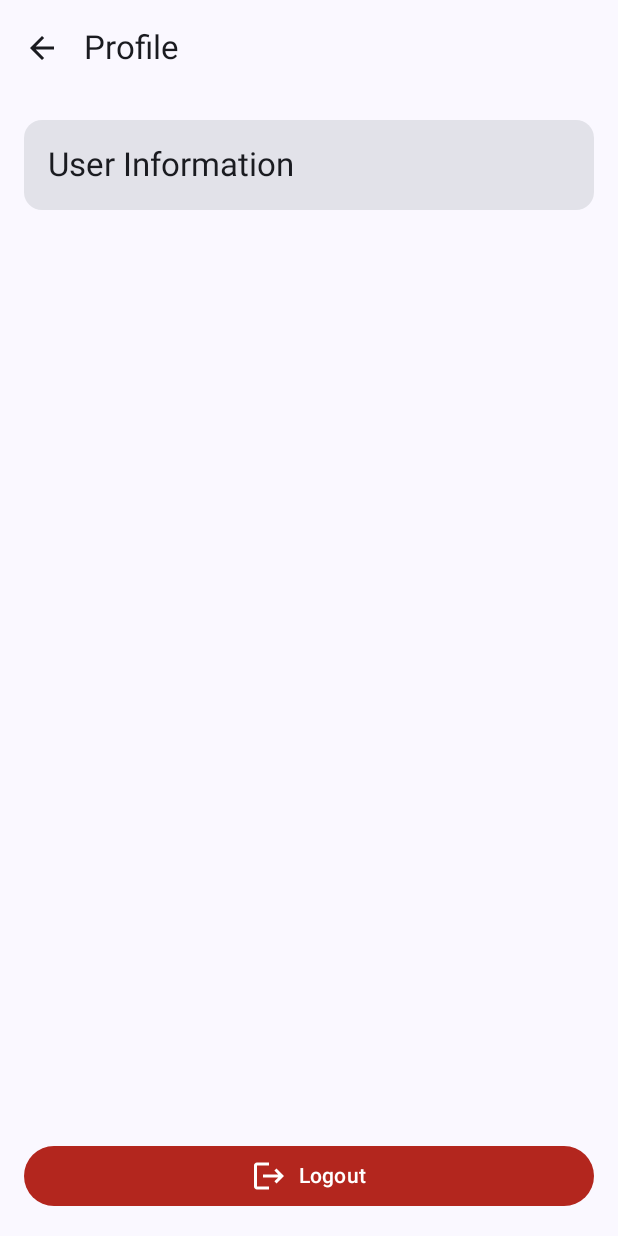
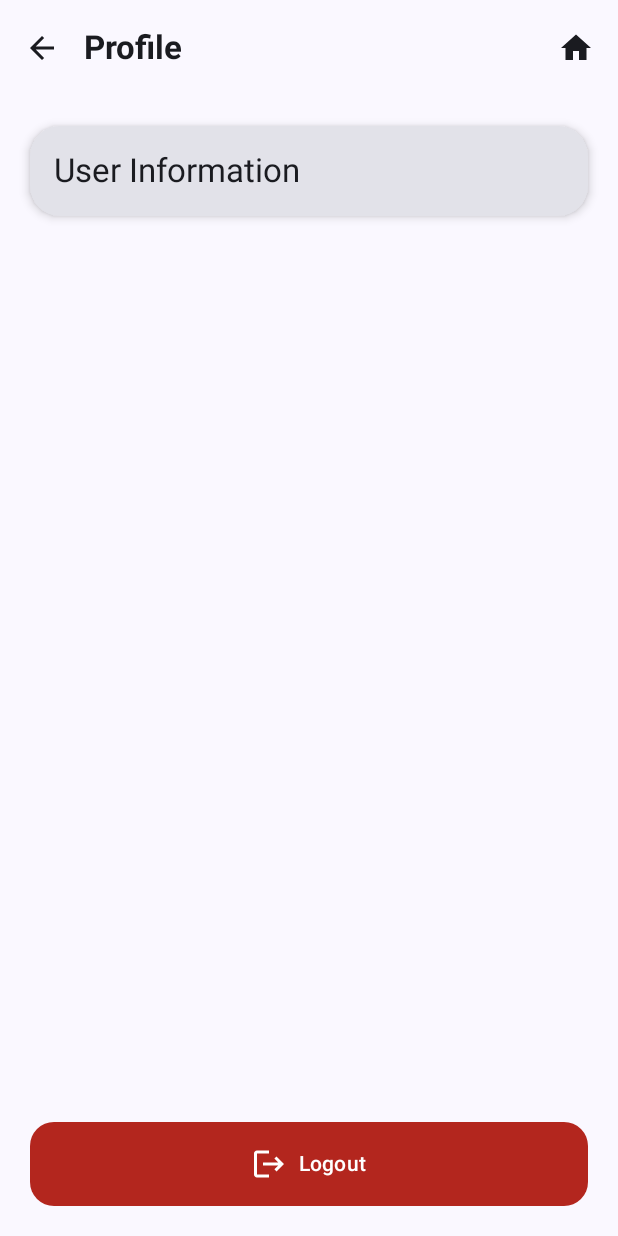
Before and after one commit to arsh121/byajPay, an Android app built with Jetpack Compose: the HomeScreen screen opened through its navigation route, after a tap on "Profile", on a phone screen of 412 x 824 dp. Run offline under Robolectric (Android 15) with nearby library versions, the phone set to English and light mode, and no system bars; our stand-ins replace Dagger/Hilt's generated code.

Commit message:
UI Fixes: Add navigation buttons, login persistence, and modern UI improvements
- Added AppTopBar component with home and back buttons
- Implemented login state persistence using DataStore
- Updated MainActivity to check login state on startup
- Improved UI styling across all screens:
  - Rounded corners and elevation for cards
  - Better spacing and padding
  - Modern card designs with shadows
  - Improved typography and colors
  - Fluid layout with consistent styling
- Updated all screens to use new AppTopBar component
- Enhanced visual hierarchy and user experience

```diff
--- a/app/src/main/java/com/byajpay/app/MainActivity.kt
+++ b/app/src/main/java/com/byajpay/app/MainActivity.kt
@@ -8,11 +8,16 @@ import androidx.compose.material3.MaterialTheme
 import androidx.compose.material3.Surface
 import androidx.compose.runtime.*
 import androidx.compose.ui.Modifier
+import androidx.hilt.navigation.compose.hiltViewModel
+import androidx.lifecycle.ViewModel
 import androidx.navigation.compose.rememberNavController
+import com.byajpay.app.data.preferences.PreferencesManager
 import com.byajpay.app.ui.navigation.NavGraph
 import com.byajpay.app.ui.navigation.Screen
 import com.byajpay.app.ui.theme.ByajPayTheme
+import dagger.hilt.android.lifecycle.HiltViewModel
 import dagger.hilt.android.AndroidEntryPoint
+import javax.inject.Inject
 
 @AndroidEntryPoint
 class MainActivity : ComponentActivity() {
@@ -24,12 +29,29 @@ class MainActivity : ComponentActivity() {
                     modifier = Modifier.fillMaxSize(),
                     color = MaterialTheme.colorScheme.background
                 ) {
-                    val navController = rememberNavController()
-                    // For MVP, always start with login
-                    // TODO: Check if user exists in database to determine start destination
-                    NavGraph(navController = navController, startDestination = Screen.Login.route)
+                    MainContent()
                 }
             }
         }
     }
 }
+
+@Composable
+fun MainContent() {
+    val navController = rememberNavController()
+    val viewModel: MainViewModel = hiltViewModel()
+    val isLoggedIn by viewModel.preferencesManager.isLoggedIn.collectAsState(initial = false)
+
+    val startDestination = if (isLoggedIn) {
+        Screen.Home.route
+    } else {
+        Screen.Login.route
+    }
+
+    NavGraph(navController = navController, startDestination = startDestination)
+}
+
+@HiltViewModel
+class MainViewModel @Inject constructor(
+    val preferencesManager: PreferencesManager
+) : ViewModel()
--- a/app/src/main/java/com/byajpay/app/di/AppModule.kt
+++ b/app/src/main/java/com/byajpay/app/di/AppModule.kt
@@ -4,6 +4,7 @@ import android.content.Context
 import androidx.room.Room
 import com.byajpay.app.data.dao.*
 import com.byajpay.app.data.database.AppDatabase
+import com.byajpay.app.data.preferences.PreferencesManager
 import com.byajpay.app.data.repository.*
 import dagger.Module
 import dagger.Provides
@@ -61,4 +62,9 @@ object AppModule {
         interestRuleDao: InterestRuleDao,
         transactionDao: TransactionDao
     ): InterestRepository = InterestRepository(interestRuleDao, transactionDao)
+
+    @Provides
+    @Singleton
+    fun providePreferencesManager(@ApplicationContext context: Context): PreferencesManager =
+        PreferencesManager(context)
 }
--- /dev/null
+++ b/app/src/main/java/com/byajpay/app/ui/components/AppTopBar.kt
@@ -0,0 +1,82 @@
+package com.byajpay.app.ui.components
+
+import androidx.compose.material.icons.Icons
+import androidx.compose.material.icons.filled.ArrowBack
+import androidx.compose.material.icons.filled.Home
+import androidx.compose.material3.*
+import androidx.compose.runtime.Composable
+import androidx.compose.ui.Modifier
+import androidx.navigation.NavController
+import androidx.navigation.compose.currentBackStackEntryAsState
+
+import androidx.compose.material.icons.filled.Person
+
+@OptIn(ExperimentalMaterial3Api::class)
+@Composable
+fun AppTopBar(
+    title: String,
+    navController: NavController,
+    showBackButton: Boolean = true,
+    showHomeButton: Boolean = true,
+    showProfileButton: Boolean = false,
+    modifier: Modifier = Modifier
+) {
+    val backStackEntry = navController.currentBackStackEntryAsState()
+    val canGoBack = navController.previousBackStackEntry != null
+
+    TopAppBar(
+        title = {
+            Text(
+                text = title,
+                style = MaterialTheme.typography.titleLarge,
+                fontWeight = androidx.compose.ui.text.font.FontWeight.Bold
+            )
+        },
+        navigationIcon = {
+            if (showBackButton && canGoBack) {
+                IconButton(onClick = { navController.popBackStack() }) {
+                    Icon(
+                        Icons.Default.ArrowBack,
+                        contentDescription = "Back",
+                        tint = MaterialTheme.colorScheme.onSurface
+                    )
+                }
+            }
+        },
+        actions = {
+            if (showProfileButton) {
+                IconButton(
+                    onClick = {
+                        navController.navigate("profile")
+                    }
+                ) {
+                    Icon(
+                        Icons.Default.Person,
+                        contentDescription = "Profile",
+                        tint = MaterialTheme.colorScheme.onSurface
+                    )
+                }
+            }
+            if (showHomeButton) {
+                IconButton(
+                    onClick = {
+                        navController.navigate("home") {
+                            popUpTo("home") { inclusive = false }
+                        }
+                    }
+                ) {
+                    Icon(
+                        Icons.Default.Home,
+                        contentDescription = "Home",
+                        tint = MaterialTheme.colorScheme.onSurface
+                    )
+                }
+            }
+        },
+        colors = TopAppBarDefaults.topAppBarColors(
+            containerColor = MaterialTheme.colorScheme.surface,
+            titleContentColor = MaterialTheme.colorScheme.onSurface
+        ),
+        modifier = modifier
+    )
+}
--- a/app/src/main/java/com/byajpay/app/ui/screen/HomeScreen.kt
+++ b/app/src/main/java/com/byajpay/app/ui/screen/HomeScreen.kt
@@ -1,16 +1,19 @@
 package com.byajpay.app.ui.screen
 
 import androidx.compose.foundation.layout.*
+import androidx.compose.foundation.shape.RoundedCornerShape
 import androidx.compose.material.icons.Icons
 import androidx.compose.material.icons.filled.*
 import androidx.compose.material3.*
 import androidx.compose.runtime.*
 import androidx.compose.ui.Alignment
 import androidx.compose.ui.Modifier
+import androidx.compose.ui.draw.clip
 import androidx.compose.ui.text.font.FontWeight
 import androidx.compose.ui.unit.dp
 import androidx.hilt.navigation.compose.hiltViewModel
 import androidx.navigation.NavController
+import com.byajpay.app.ui.components.AppTopBar
 import com.byajpay.app.ui.viewmodel.HomeViewModel
 import java.text.NumberFormat
 import java.util.*
@@ -30,13 +33,12 @@ fun HomeScreen(
 
     Scaffold(
         topBar = {
-            TopAppBar(
-                title = { Text("ByajPay") },
-                actions = {
-                    IconButton(onClick = { navController.navigate("profile") }) {
-                        Icon(Icons.Default.Person, contentDescription = "Profile")
-                    }
-                }
+            AppTopBar(
+                title = "ByajPay",
+                navController = navController,
+                showBackButton = false,
+                showHomeButton = false,
+                showProfileButton = true
             )
         },
         floatingActionButton = {
@@ -52,72 +54,105 @@ fun HomeScreen(
             modifier = Modifier
                 .fillMaxSize()
                 .padding(padding)
-                .padding(16.dp)
         ) {
-            // Total Outstanding Card
+            // Total Outstanding Card with gradient-like effect
             Card(
-                modifier = Modifier.fillMaxWidth(),
+                modifier = Modifier
+                    .fillMaxWidth()
+                    .padding(horizontal = 20.dp, vertical = 16.dp),
+                shape = RoundedCornerShape(24.dp),
+                elevation = CardDefaults.cardElevation(defaultElevation = 8.dp),
                 colors = CardDefaults.cardColors(
                     containerColor = MaterialTheme.colorScheme.primaryContainer
                 )
             ) {
                 Column(
-                    modifier = Modifier.padding(24.dp),
+                    modifier = Modifier
+                        .fillMaxWidth()
+                        .padding(32.dp),
                     horizontalAlignment = Alignment.CenterHorizontally
                 ) {
                     Text(
                         text = "Total Outstanding",
-                        style = MaterialTheme.typography.titleMedium
+                        style = MaterialTheme.typography.titleLarge,
+                        color = MaterialTheme.colorScheme.onPrimaryContainer
                     )
-                    Spacer(modifier = Modifier.height(8.dp))
+                    Spacer(modifier = Modifier.height(12.dp))
                     Text(
                         text = "₹${NumberFormat.getNumberInstance(Locale.US).format(totalOutstanding)}",
-                        style = MaterialTheme.typography.headlineLarge,
-                        fontWeight = FontWeight.Bold
+                        style = MaterialTheme.typography.displayMedium,
+                        fontWeight = FontWeight.Bold,
+                        color = MaterialTheme.colorScheme.onPrimaryContainer
                     )
                 }
             }
 
-            Spacer(modifier = Modifier.height(24.dp))
+            Spacer(modifier = Modifier.height(8.dp))
 
-            // Quick Actions
+            // Quick Actions with better styling
             Row(
-                modifier = Modifier.fillMaxWidth(),
+                modifier = Modifier
+                    .fillMaxWidth()
+                    .padding(horizontal = 20.dp),
                 horizontalArrangement = Arrangement.spacedBy(16.dp)
             ) {
                 Card(
-                    modifier = Modifier.weight(1f),
+                    modifier = Modifier
+                        .weight(1f)
+                        .height(140.dp),
+                    shape = RoundedCornerShape(20.dp),
+                    elevation = CardDefaults.cardElevation(defaultElevation = 4.dp),
                     onClick = { navController.navigate("customer_list") }
                 ) {
                     Column(
-                        modifier = Modifier.padding(16.dp),
-                        horizontalAlignment = Alignment.CenterHorizontally
+                        modifier = Modifier
+                            .fillMaxSize()
+                            .padding(20.dp),
+                        horizontalAlignment = Alignment.CenterHorizontally,
+                        verticalArrangement = Arrangement.Center
                     ) {
                         Icon(
                             Icons.Default.People,
                             contentDescription = null,
-                            modifier = Modifier.size(48.dp)
+                            modifier = Modifier.size(56.dp),
+                            tint = MaterialTheme.colorScheme.primary
                         )
-                        Spacer(modifier = Modifier.height(8.dp))
-                        Text("Customers")
+                        Spacer(modifier = Modifier.height(12.dp))
+                        Text(
+                            "Customers",
+                            style = MaterialTheme.typography.titleMedium,
+                            fontWeight = FontWeight.SemiBold
+                        )
                     }
                 }
 
                 Card(
-                    modifier = Modifier.weight(1f),
+                    modifier = Modifier
+                        .weight(1f)
+                        .height(140.dp),
+                    shape = RoundedCornerShape(20.dp),
+                    elevation = CardDefaults.cardElevation(defaultElevation = 4.dp),
                     onClick = { navController.navigate("customer_list") }
                 ) {
                     Column(
-                        modifier = Modifier.padding(16.dp),
-                        horizontalAlignment = Alignment.CenterHorizontally
+                        modifier = Modifier
+                            .fillMaxSize()
+                            .padding(20.dp),
+                        horizontalAlignment = Alignment.CenterHorizontally,
+                        verticalArrangement = Arrangement.Center
                     ) {
                         Icon(
                             Icons.Default.Add,
                             contentDescription = null,
-                            modifier = Modifier.size(48.dp)
+                            modifier = Modifier.size(56.dp),
+                            tint = MaterialTheme.colorScheme.secondary
                         )
-                        Spacer(modifier = Modifier.height(8.dp))
-                        Text("Add Entry")
+                        Spacer(modifier = Modifier.height(12.dp))
+                        Text(
+                            "Add Entry",
+                            style = MaterialTheme.typography.titleMedium,
+                            fontWeight = FontWeight.SemiBold
+                        )
                     }
                 }
             }
@@ -128,19 +163,37 @@ fun HomeScreen(
             Text(
                 text = "Recent Transactions",
                 style = MaterialTheme.typography.titleLarge,
-                modifier = Modifier.padding(bottom = 16.dp)
+                fontWeight = FontWeight.Bold,
+                modifier = Modifier.padding(horizontal = 20.dp, vertical = 8.dp)
             )
 
             if (recentTransactions.isEmpty()) {
-                Text(
-                    text = "No transactions yet",
-                    style = MaterialTheme.typography.bodyMedium,
-                    color = MaterialTheme.colorScheme.onSurfaceVariant
-                )
+                Card(
+                    modifier = Modifier
+                        .fillMaxWidth()
+                        .padding(horizontal = 20.dp),
+                    shape = RoundedCornerShape(16.dp),
+                    colors = CardDefaults.cardColors(
+                        containerColor = MaterialTheme.colorScheme.surfaceVariant
+                    )
+                ) {
+                    Text(
+                        text = "No transactions yet",
+                        style = MaterialTheme.typography.bodyLarge,
+                        color = MaterialTheme.colorScheme.onSurfaceVariant,
+                        modifier = Modifier.padding(24.dp)
+                    )
+                }
             } else {
-                recentTransactions.forEach { transaction ->
-                    TransactionItem(transaction = transaction)
-                    Spacer(modifier = Modifier.height(8.dp))
+                Column(
+                    modifier = Modifier
+                        .fillMaxWidth()
+                        .padding(horizontal = 20.dp),
+                    verticalArrangement = Arrangement.spacedBy(12.dp)
+                ) {
+                    recentTransactions.forEach { transaction ->
+                        TransactionItem(transaction = transaction)
+                    }
                 }
             }
         }
@@ -149,29 +202,36 @@ fun HomeScreen(
 
 @Composable
 fun TransactionItem(transaction: com.byajpay.app.data.model.Transaction) {
-    Card(modifier = Modifier.fillMaxWidth()) {
+    Card(
+        modifier = Modifier.fillMaxWidth(),
+        shape = RoundedCornerShape(16.dp),
+        elevation = CardDefaults.cardElevation(defaultElevation = 2.dp)
+    ) {
         Row(
             modifier = Modifier
                 .fillMaxWidth()
-                .padding(16.dp),
-            horizontalArrangement = Arrangement.SpaceBetween
+                .padding(20.dp),
+            horizontalArrangement = Arrangement.SpaceBetween,
+            verticalAlignment = Alignment.CenterVertically
         ) {
-            Column {
+            Column(modifier = Modifier.weight(1f)) {
                 Text(
                     text = if (transaction.isInterestEntry) "Interest Added" else transaction.type.name,
-                    style = MaterialTheme.typography.titleMedium
+                    style = MaterialTheme.typography.titleMedium,
+                    fontWeight = FontWeight.SemiBold
                 )
                 if (transaction.notes != null) {
+                    Spacer(modifier = Modifier.height(4.dp))
                     Text(
                         text = transaction.notes,
-                        style = MaterialTheme.typography.bodySmall,
+                        style = MaterialTheme.typography.bodyMedium,
                         color = MaterialTheme.colorScheme.onSurfaceVariant
                     )
                 }
             }
             Text(
                 text = "₹${NumberFormat.getNumberInstance(Locale.US).format(transaction.amount)}",
-                style = MaterialTheme.typography.titleMedium,
+                style = MaterialTheme.typography.titleLarge,
                 fontWeight = FontWeight.Bold,
                 color = if (transaction.type == com.byajpay.app.data.model.TransactionType.CREDIT) {
                     MaterialTheme.colorScheme.error
--- a/app/src/main/java/com/byajpay/app/ui/screen/ProfileScreen.kt
+++ b/app/src/main/java/com/byajpay/app/ui/screen/ProfileScreen.kt
@@ -9,25 +9,23 @@ import androidx.compose.runtime.*
 import androidx.compose.ui.Alignment
 import androidx.compose.ui.Modifier
 import androidx.compose.ui.unit.dp
+import androidx.compose.foundation.shape.RoundedCornerShape
 import androidx.hilt.navigation.compose.hiltViewModel
 import androidx.navigation.NavController
-import com.byajpay.app.data.repository.UserRepository
-import javax.inject.Inject
+import com.byajpay.app.ui.components.AppTopBar
+import com.byajpay.app.ui.viewmodel.ProfileViewModel
 
 @OptIn(ExperimentalMaterial3Api::class)
 @Composable
 fun ProfileScreen(
-    navController: NavController
+    navController: NavController,
+    viewModel: ProfileViewModel = hiltViewModel()
 ) {
     Scaffold(
         topBar = {
-            TopAppBar(
-                title = { Text("Profile") },
-                navigationIcon = {
-                    IconButton(onClick = { navController.popBackStack() }) {
-                        Icon(Icons.Default.ArrowBack, contentDescription = "Back")
-                    }
-                }
+            AppTopBar(
+                title = "Profile",
+                navController = navController
             )
         }
     ) { padding ->
@@ -35,12 +33,14 @@ fun ProfileScreen(
             modifier = Modifier
                 .fillMaxSize()
                 .padding(padding)
-                .padding(16.dp),
-            verticalArrangement = Arrangement.spacedBy(16.dp)
+                .padding(20.dp),
+            verticalArrangement = Arrangement.spacedBy(20.dp)
         ) {
             // TODO: Load user data from repository
             Card(
-                modifier = Modifier.fillMaxWidth()
+                modifier = Modifier.fillMaxWidth(),
+                shape = RoundedCornerShape(20.dp),
+                elevation = CardDefaults.cardElevation(defaultElevation = 4.dp)
             ) {
                 Column(
                     modifier = Modifier.padding(16.dp),
@@ -58,12 +58,15 @@ fun ProfileScreen(
 
             Button(
                 onClick = {
-                    // TODO: Implement logout
+                    viewModel.logout()
                     navController.navigate("login") {
                         popUpTo("home") { inclusive = true }
                     }
                 },
-                modifier = Modifier.fillMaxWidth(),
+                modifier = Modifier
+                    .fillMaxWidth()
+                    .height(56.dp),
+                shape = RoundedCornerShape(16.dp),
                 colors = ButtonDefaults.buttonColors(
                     containerColor = MaterialTheme.colorScheme.error
                 )
--- a/app/src/main/java/com/byajpay/app/ui/viewmodel/AuthViewModel.kt
+++ b/app/src/main/java/com/byajpay/app/ui/viewmodel/AuthViewModel.kt
@@ -3,6 +3,7 @@ package com.byajpay.app.ui.viewmodel
 import androidx.lifecycle.ViewModel
 import androidx.lifecycle.viewModelScope
 import com.byajpay.app.data.model.User
+import com.byajpay.app.data.preferences.PreferencesManager
 import com.byajpay.app.data.repository.UserRepository
 import dagger.hilt.android.lifecycle.HiltViewModel
 import kotlinx.coroutines.flow.MutableStateFlow
@@ -13,7 +14,8 @@ import javax.inject.Inject
 
 @HiltViewModel
 class AuthViewModel @Inject constructor(
-    private val userRepository: UserRepository
+    private val userRepository: UserRepository,
+    private val preferencesManager: PreferencesManager
 ) : ViewModel() {
 
     private val _uiState = MutableStateFlow<AuthUiState>(AuthUiState.Initial)
@@ -48,6 +50,7 @@ class AuthViewModel @Inject constructor(
                             businessName = businessName
                         )
                         userRepository.insertUser(newUser)
+                        preferencesManager.setLoggedIn(phoneNumber)
                         _uiState.value = AuthUiState.Success(newUser)
                     } else {
                         // Update user if name/business name provided
@@ -57,8 +60,10 @@ class AuthViewModel @Inject constructor(
                                 businessName = businessName ?: user.businessName
                             )
                             userRepository.updateUser(updatedUser)
+                            preferencesManager.setLoggedIn(phoneNumber)
                             _uiState.value = AuthUiState.Success(updatedUser)
                         } else {
+                            preferencesManager.setLoggedIn(phoneNumber)
                             _uiState.value = AuthUiState.Success(user)
                         }
                     }
--- /dev/null
+++ b/app/src/main/java/com/byajpay/app/ui/viewmodel/ProfileViewModel.kt
@@ -0,0 +1,20 @@
+package com.byajpay.app.ui.viewmodel
+
+import androidx.lifecycle.ViewModel
+import androidx.lifecycle.viewModelScope
+import com.byajpay.app.data.preferences.PreferencesManager
+import dagger.hilt.android.lifecycle.HiltViewModel
+import kotlinx.coroutines.launch
+import javax.inject.Inject
+
+@HiltViewModel
+class ProfileViewModel @Inject constructor(
+    private val preferencesManager: PreferencesManager
+) : ViewModel() {
+
+    fun logout() {
+        viewModelScope.launch {
+            preferencesManager.setLoggedOut()
+        }
+    }
+}
```
Also changed, not shown: app/src/main/java/com/byajpay/app/data/preferences/PreferencesManager.kt (added, +47 -0 lines), app/src/main/java/com/byajpay/app/ui/screen/AddCustomerScreen.kt (+14 -10 lines), app/src/main/java/com/byajpay/app/ui/screen/AddTransactionScreen.kt (+14 -10 lines), app/src/main/java/com/byajpay/app/ui/screen/CustomerDetailScreen.kt (+20 -14 lines), app/src/main/java/com/byajpay/app/ui/screen/CustomerListScreen.kt (+20 -9 lines).
